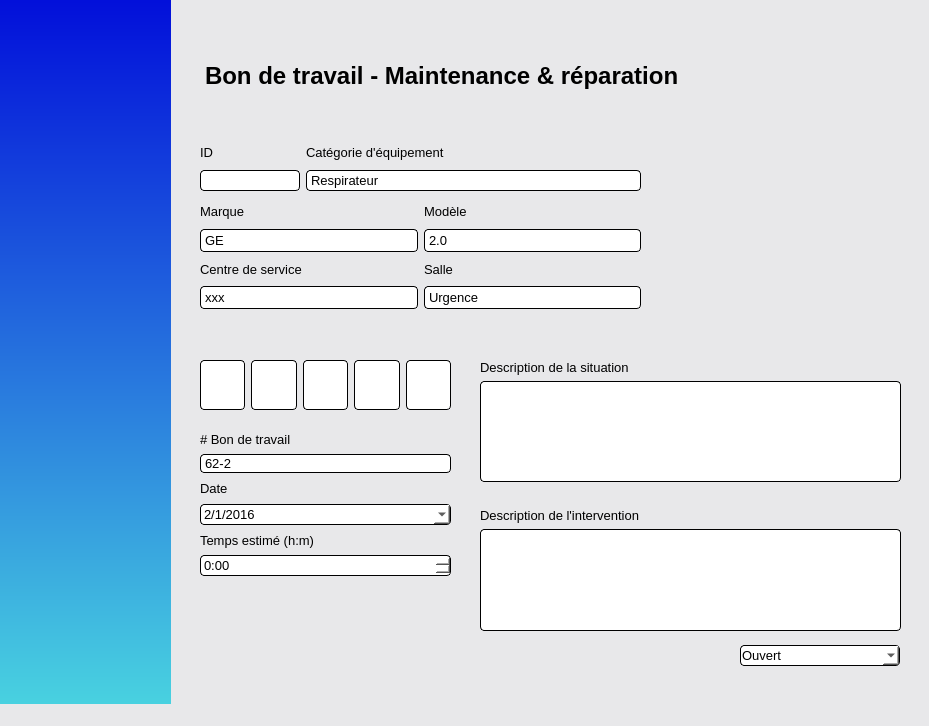
Above: Fenetre avec Qt designer/Bdt/BdT2.ui from ProjetPC2/SIMM-2.0 before the change. Below: the same form after it.
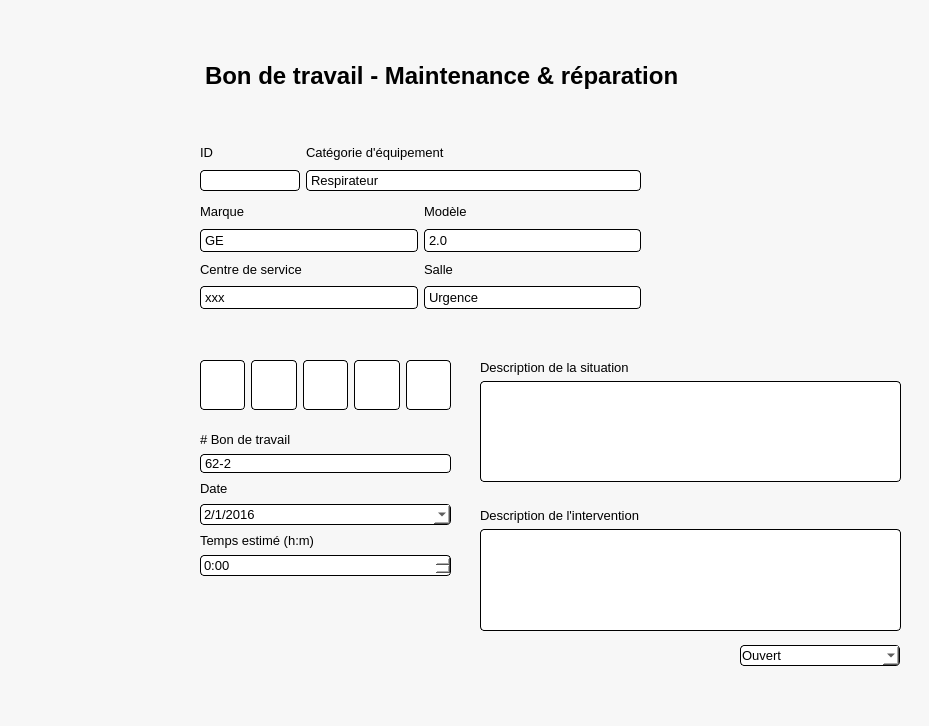
That is the form after the change. Icons and pictures are not drawn.

Patch:
```diff
--- a/Fenetre avec Qt designer/Bdt/BdT2.ui
+++ b/Fenetre avec Qt designer/Bdt/BdT2.ui
@@ -23,7 +23,7 @@
    <string>MainWindow</string>
   </property>
   <property name="styleSheet">
-   <string notr="true">background: rgb(232, 232, 234)</string>
+   <string notr="true">background: rgb(247, 247, 247);</string>
   </property>
   <property name="iconSize">
    <size>
@@ -806,7 +806,8 @@
     </property>
     <property name="styleSheet">
      <string notr="true">
-background: QLinearGradient(x1: 0, y1: 0, x2: 0, y2: 1, stop: 0 rgb(0, 10, 218), stop: 1 rgb(78, 225, 225));
+background: qlineargradient(x1: 0, y1: 0, x2: 0, y2: 1,
+                                      stop: 0 #85cafc, stop: 1  #36357F);
 
 
 </string>
```
Left out of the diff: 12 changed lines with no effect on the pictures.
